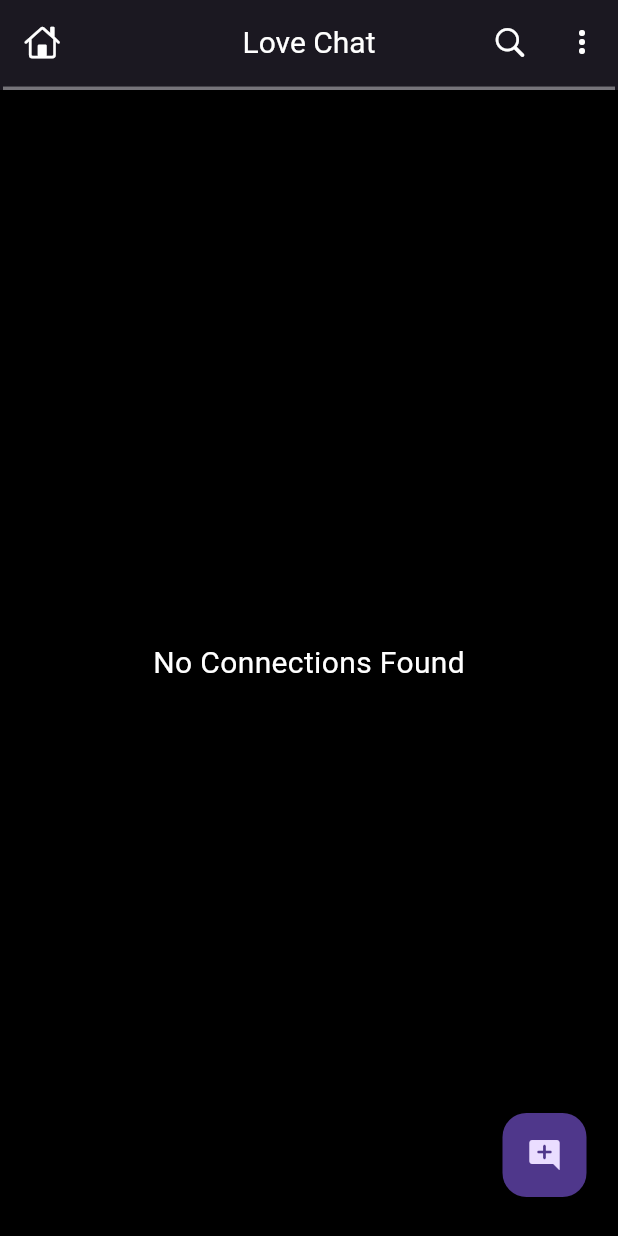
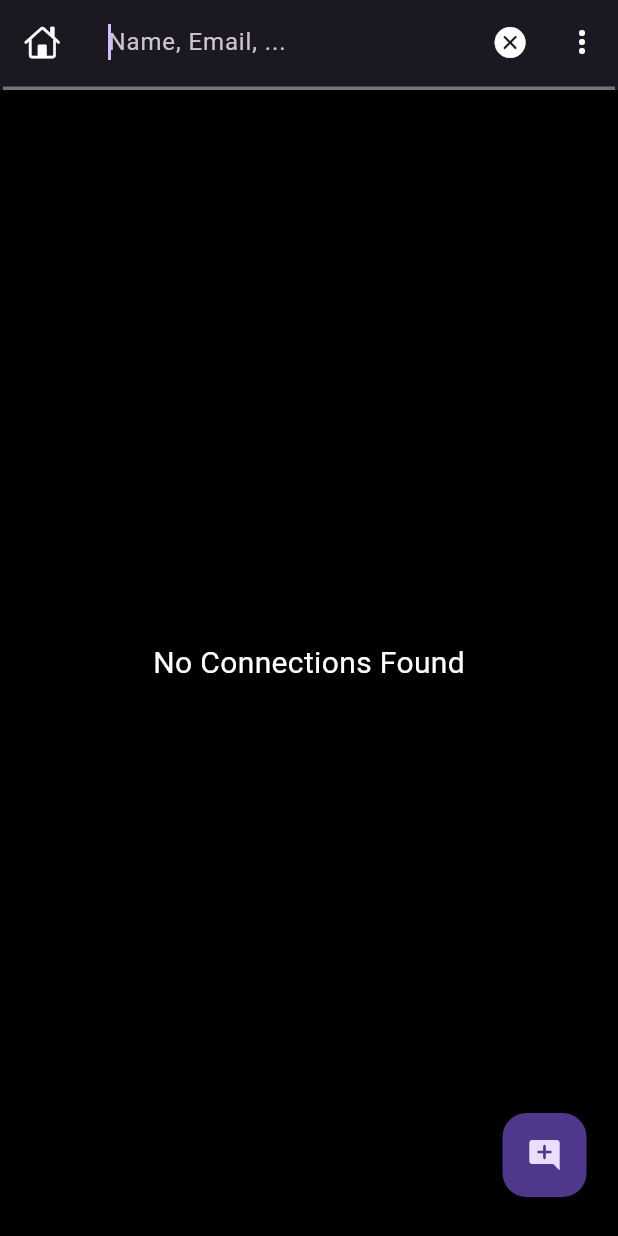
Before and after one commit to shu123684/Calculator, a Flutter app: the ChattingScreen screen opened by its route, after a tap on an icon or button, on a phone screen of 412 x 824 dp. Run offline on Flutter 3.47's test engine with Material 3 defaults, Android fonts, the phone set to English and light mode, and no system bars; our stand-ins replace cached_network_image, cloud_firestore, firebase_auth, firebase_core, google_sign_in, image_picker; missing offline and left inert: function_tree; accounts and stored records are empty; generated files the repository leaves out were written again.

Commit message:
Hidden Chat System

```diff
--- a/lib/Chat/Screens/ChattingScreen.dart
+++ b/lib/Chat/Screens/ChattingScreen.dart
@@ -4,6 +4,8 @@ import 'package:calculator/Chat/widgets/chat_user_card.dart';
 import 'package:flutter/cupertino.dart';
 import 'package:flutter/material.dart';
 import 'package:google_sign_in/google_sign_in.dart';
+
+import 'profileScreen.dart';
 
 class ChattingScreen extends StatefulWidget {
   const ChattingScreen({super.key});
@@ -13,18 +15,74 @@ class ChattingScreen extends StatefulWidget {
 }
 
 class _ChattingScreenState extends State<ChattingScreen> {
-  List<ChatUser> list = [];
+  @override
+  void initState() {
+    super.initState();
+    APIs.getSelfInfo();
+  }
+
+  List<ChatUser> _list = [];
+  final List<ChatUser> _searchList = [];
+  bool _isSearching = false;
 
   @override
   Widget build(BuildContext context) {
-    return Scaffold(
+    return GestureDetector(
+      // For hiding keyboard after clicking on screen
+      onTap: () => FocusScope.of(context).unfocus(),
+      child: WillPopScope(
+        onWillPop: (){
+          if(_isSearching){
+            setState(() {
+              _isSearching = !_isSearching;
+            });
+            return Future.value(false);
+          }else{
+            return Future.value(true);
+          }
+        },
+        child: Scaffold(
           //Appbar
           appBar: AppBar(
             leading: Icon(CupertinoIcons.home),
-        title: Text("Love Chat"),
+            title: _isSearching? TextField(
+              decoration: InputDecoration(
+                border: InputBorder.none,
+                hintText: "Name, Email, ...",
+              ),
+              autofocus: true,
+              style: TextStyle(fontSize: 16, letterSpacing: 0.6),
+
+              // when search text changes then update search list
+              onChanged: (val) {
+                // search logic
+                _searchList.clear();
+
+                for(var i in _list) {
+                  if(i.name.toLowerCase().contains(val.toLowerCase()) || i.email.toLowerCase().contains(val.toLowerCase())) {
+                    _searchList.add(i);
+                  }
+                  setState(() {
+                    _searchList;
+                  });
+                }
+              },
+            ):Text("Love Chat"),
             actions: [
-          IconButton(onPressed: () {}, icon: Icon(CupertinoIcons.search)),
-          IconButton(onPressed: () {}, icon: Icon(Icons.more_vert)),
+              IconButton(onPressed: () {
+                setState(() {
+                  _isSearching = !_isSearching;
+                });
+              }, icon: Icon(_isSearching ? CupertinoIcons.clear_circled_solid : CupertinoIcons.search)),
+              IconButton(
+                onPressed: () {
+                  Navigator.push(
+                    context,
+                    MaterialPageRoute(builder: (_) => ProfileScreen(user: APIs.me)),
+                  );
+                },
+                icon: Icon(Icons.more_vert),
+              ),
             ],
             bottom: PreferredSize(
               preferredSize: const Size.fromHeight(4.0),
@@ -40,7 +98,7 @@ class _ChattingScreenState extends State<ChattingScreen> {
           floatingActionButton: Padding(
             padding: EdgeInsets.only(bottom: 10, right: 5),
             child: FloatingActionButton(
-          onPressed: () async{
+              onPressed: () async {
                 await APIs.auth.signOut();
                 await GoogleSignIn().signOut();
               },
@@ -50,7 +108,7 @@ class _ChattingScreenState extends State<ChattingScreen> {
 
           //body
           body: StreamBuilder(
-        stream: APIs.firestore.collection('user').snapshots(),
+            stream: APIs.getAllUser(),
             builder: (context, snapshot) {
               switch (snapshot.connectionState) {
                 // if data is loading
@@ -62,16 +120,16 @@ class _ChattingScreenState extends State<ChattingScreen> {
                 case ConnectionState.active:
                 case ConnectionState.done:
                   final data = snapshot.data?.docs;
-              list =
+                  _list =
                       data?.map((e) => ChatUser.fromJson(e.data())).toList() ?? [];
 
-              if (list.isNotEmpty) {
+                  if (_list.isNotEmpty) {
                     return ListView.builder(
-                  itemCount: list.length,
+                      itemCount: _isSearching? _searchList.length :_list.length,
                       padding: EdgeInsets.only(top: 10),
                       physics: BouncingScrollPhysics(),
                       itemBuilder: (context, index) {
-                    return ChatUserCard(user: list[index]);
+                        return ChatUserCard(user: _isSearching? _searchList[index]:_list[index]);
                         // return Text('Name: ${list[index]}');
                       },
                     );
@@ -89,6 +147,8 @@ class _ChattingScreenState extends State<ChattingScreen> {
               }
             },
           ),
+        ),
+      ),
     );
   }
 }
--- a/lib/Chat/Screens/SplashScreen.dart
+++ b/lib/Chat/Screens/SplashScreen.dart
@@ -18,7 +18,7 @@ class _SplashScreenState extends State<SplashScreen> {
     Future.delayed(Duration(milliseconds: 1500), () {
       SystemChrome.setEnabledSystemUIMode(SystemUiMode.edgeToEdge);
       SystemChrome.setSystemUIOverlayStyle(
-        const SystemUiOverlayStyle(statusBarColor: Colors.transparent),
+        SystemUiOverlayStyle(systemNavigationBarColor: Theme.of(context).primaryColor),
       );
       if(APIs.auth.currentUser == null){
         Navigator.pushReplacementNamed(context, '/loginScreen');}
--- a/lib/Chat/api/apis.dart
+++ b/lib/Chat/api/apis.dart
@@ -13,11 +13,25 @@ class APIs {
   // For accessing CLoud firestore database
   static FirebaseFirestore firestore = FirebaseFirestore.instance;
 
+  // For Stroing self information
+  static late ChatUser me;
+
   static User get user => auth.currentUser!;
 
   // for checking if user exist or not
   static Future<bool> userExist() async {
     return (await firestore.collection('user').doc(user.uid).get()).exists;
+  }
+
+  // for checking if user exist or not
+  static Future<void> getSelfInfo() async {
+    await firestore.collection('user').doc(user.uid).get().then((user) async {
+      if(user.exists) {
+        me = ChatUser.fromJson(user.data()!);
+      } else {
+        await createUser().then((value) => getSelfInfo());
+      }
+    });
   }
 
   // for creating a new user
@@ -37,4 +51,14 @@ class APIs {
 
     return (await firestore.collection('user').doc(user.uid).set(chatUser.toJson()));
   }
+
+  // For getting all user
+  static Stream<QuerySnapshot<Map<String, dynamic>>> getAllUser() {
+    return firestore.collection('user').where('id', isNotEqualTo: user.uid).snapshots();
+  }
+
+  static Future<void> updateUserInfo() async {
+    await firestore.collection('user').doc(user.uid).update({'name' : me.name, 'about' : me.about});
+  }
+
 }
--- a/lib/Chat/models/chat_user.dart
+++ b/lib/Chat/models/chat_user.dart
@@ -10,15 +10,15 @@ class ChatUser {
     required this.pushToken,
     required this.email,
   });
-  late final String image;
-  late final String name;
-  late final String about;
-  late final String createdAt;
-  late final bool isOnline;
-  late final String lastActive;
-  late final String id;
-  late final String pushToken;
-  late final String email;
+  late String image;
+  late String name;
+  late String about;
+  late String createdAt;
+  late bool isOnline;
+  late String lastActive;
+  late String id;
+  late String pushToken;
+  late String email;
 
   ChatUser.fromJson(Map<String, dynamic> json){
     image = json['image'] ?? '';
--- a/lib/main.dart
+++ b/lib/main.dart
@@ -5,7 +5,7 @@ import 'package:flutter/services.dart';
 import 'Calculator/Screen/calculatorScreen.dart';
 import 'Chat/Screens/ChattingScreen.dart';
 import 'Chat/Screens/SplashScreen.dart';
-import 'Chat/auth/loginScreen.dart';
+import 'Chat/Screens/auth/loginScreen.dart';
 
 // Theme
 import 'Theme/Theme_constants.dart';
--- a/pubspec.yaml
+++ b/pubspec.yaml
@@ -42,6 +42,8 @@ dependencies:
   firebase_auth: ^5.6.2
   google_sign_in: ^6.2.1
   cloud_firestore: ^5.6.11
+  cached_network_image: ^3.4.1
+  image_picker: ^1.1.2
 
 #google_sign_in_android: # Use the actual plugin name
 #  path: C:\Users\DELL USER\AppData\Local\Pub\Cache\hosted\pub.dev\google_sign_in_android-6.2.1
```
Also changed, not shown: lib/Chat/Screens/profileScreen.dart (added, +311 -0 lines), lib/Chat/widgets/chat_user_card.dart (+23 -13 lines), lib/Chat/Screens/auth/loginScreen.dart (renamed from lib/Chat/auth/loginScreen.dart), pubspec.lock, 2 other files. Lines whose indentation alone changed are shown as unchanged.
